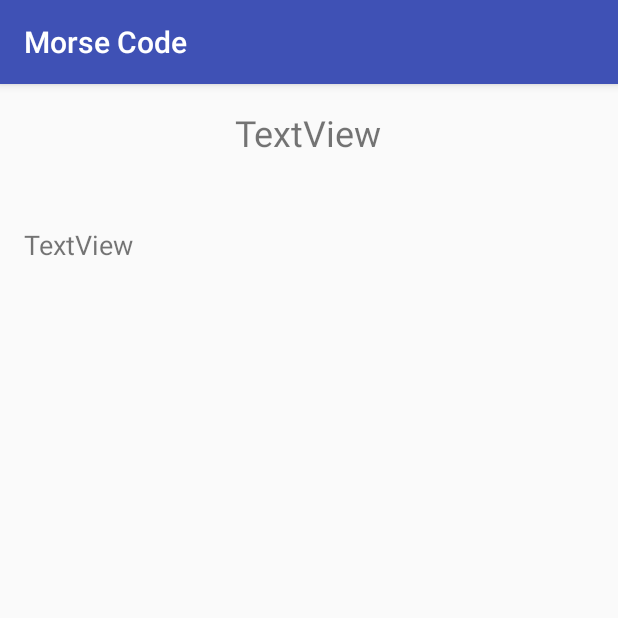
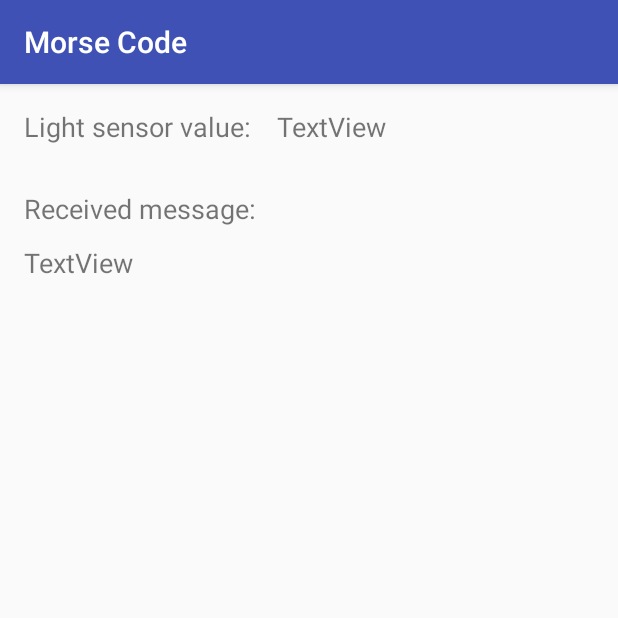
Before and after one commit to TP-MOSch/Android_MorseCode, an Android app: the ReceiveActivity screen opened directly, with no data from a screen before it, on a phone screen of 412 x 824 dp, the top half of it. Run offline under Robolectric (Android 15) with nearby library versions, the phone set to English and light mode, and no system bars.

Commit message:
Change ReceiveActivity layout

```diff
--- a/app/src/main/java/moshch/morsecode/ReceiveActivity.java
+++ b/app/src/main/java/moshch/morsecode/ReceiveActivity.java
@@ -10,7 +10,7 @@ import android.widget.TextView;
 
 public class ReceiveActivity extends AppCompatActivity implements SensorEventListener {
 
-    TextView textSensorValue;
+    TextView textCurrentSensorValue;
     TextView textReceivedCode;
     SensorManager mSensorManager;
     Sensor lightSensor;
@@ -24,8 +24,8 @@ public class ReceiveActivity extends AppCompatActivity implements SensorEventLis
         super.onCreate(savedInstanceState);
         setContentView(R.layout.activity_receive);
 
-        textSensorValue = (TextView) findViewById(R.id.textSensorValue);
-        textReceivedCode = (TextView) findViewById(R.id.textView_receivedCode);
+        textCurrentSensorValue = (TextView) findViewById(R.id.textView_lightSensorValue);
+        textReceivedCode = (TextView) findViewById(R.id.textView_receivedMessageValue);
         mSensorManager = (SensorManager)getSystemService(SENSOR_SERVICE);
         lightSensor = mSensorManager.getDefaultSensor(Sensor.TYPE_LIGHT);
         morseLightSensor = new MorseLightSensor(unit, luxValueChangesOnFlash);
@@ -33,10 +33,8 @@ public class ReceiveActivity extends AppCompatActivity implements SensorEventLis
 
     @Override
     public void onSensorChanged(SensorEvent event) {
+        textCurrentSensorValue.setText(String.valueOf(event.values[0]));
         morseLightSensor.newLuxValue(event.values[0]);
-
-        textSensorValue.setText("Current light value: " + event.values[0]);
-
         textReceivedCode.setText(morseLightSensor.getDecodedString());
     }
 
@@ -50,7 +48,7 @@ public class ReceiveActivity extends AppCompatActivity implements SensorEventLis
         // Register a listener for the sensor.
         super.onResume();
         if(lightSensor != null){
-            //textSensorValue.setText("Sensor.TYPE_LIGHT Available");
+            //textCurrentSensorValue.setText("Sensor.TYPE_LIGHT Available");
             mSensorManager.registerListener(this, lightSensor, SensorManager.SENSOR_DELAY_NORMAL);
         } else {
 
--- a/app/src/main/res/layout/activity_receive.xml
+++ b/app/src/main/res/layout/activity_receive.xml
@@ -11,24 +11,47 @@
     tools:context="moshch.morsecode.ReceiveActivity">
 
     <TextView
-        android:text="TextView"
         android:layout_width="wrap_content"
         android:layout_height="wrap_content"
-        android:id="@+id/textSensorValue"
-        android:textSize="24sp"
+        android:id="@+id/textView_lightSensorText"
+        android:textSize="18sp"
+        android:text="@string/text_receive_lightSensorText"
         android:layout_alignParentTop="true"
-        android:layout_centerHorizontal="true" />
+        android:layout_alignParentLeft="true"
+        android:layout_alignParentStart="true" />
 
     <TextView
         android:text="TextView"
         android:layout_width="wrap_content"
         android:layout_height="wrap_content"
-        android:layout_marginTop="46dp"
-        android:id="@+id/textView_receivedCode"
-        android:layout_below="@+id/textSensorValue"
+        android:layout_marginLeft="17dp"
+        android:layout_marginStart="17dp"
+        android:id="@+id/textView_lightSensorValue"
+        android:textSize="18sp"
+        android:layout_above="@+id/textView_receivedMessageText"
+        android:layout_toRightOf="@+id/textView_lightSensorText"
+        android:layout_toEndOf="@+id/textView_lightSensorText" />
+
+    <TextView
+        android:text="@string/text_receive_receivedMessageText"
+        android:layout_width="wrap_content"
+        android:layout_height="wrap_content"
+        android:layout_marginTop="30dp"
+        android:id="@+id/textView_receivedMessageText"
+        android:textSize="18sp"
+        android:layout_below="@+id/textView_lightSensorText"
+        android:layout_alignParentLeft="true"
+        android:layout_alignParentStart="true" />
+
+    <TextView
+        android:text="TextView"
+        android:layout_width="wrap_content"
+        android:layout_height="wrap_content"
+        android:id="@+id/textView_receivedMessageValue"
+        android:textSize="18sp"
+        android:layout_below="@+id/textView_receivedMessageText"
         android:layout_alignParentLeft="true"
         android:layout_alignParentStart="true"
-        android:layout_alignParentRight="true"
-        android:layout_alignParentEnd="true"
-        android:textSize="18sp" />
+        android:layout_marginTop="11dp" />
+
 </RelativeLayout>
--- a/app/src/main/res/layout/activity_send.xml
+++ b/app/src/main/res/layout/activity_send.xml
@@ -75,9 +75,13 @@
         android:text="300"
         android:layout_width="wrap_content"
         android:layout_height="wrap_content"
+        android:id="@+id/textView_unitValue"
+        android:textSize="18sp"
+        android:layout_marginRight="16dp"
+        android:layout_marginEnd="16dp"
         android:layout_below="@+id/seekBar_unit"
         android:layout_alignParentRight="true"
         android:layout_alignParentEnd="true"
-        android:id="@+id/textView_unitValue" />
+        android:layout_marginTop="13dp" />
 
 </RelativeLayout>
--- a/app/src/main/res/values/strings.xml
+++ b/app/src/main/res/values/strings.xml
@@ -9,4 +9,6 @@
     <string name="button_send_startSending">Send message</string>
     <string name="button_send_stopSending">Stop sending</string>
     <string name="text_send_unitTime">Set one unit time:</string>
+    <string name="text_receive_lightSensorText">Light sensor value:</string>
+    <string name="text_receive_receivedMessageText">Received message:</string>
 </resources>
```
Also changed, not shown: 1 other file.
